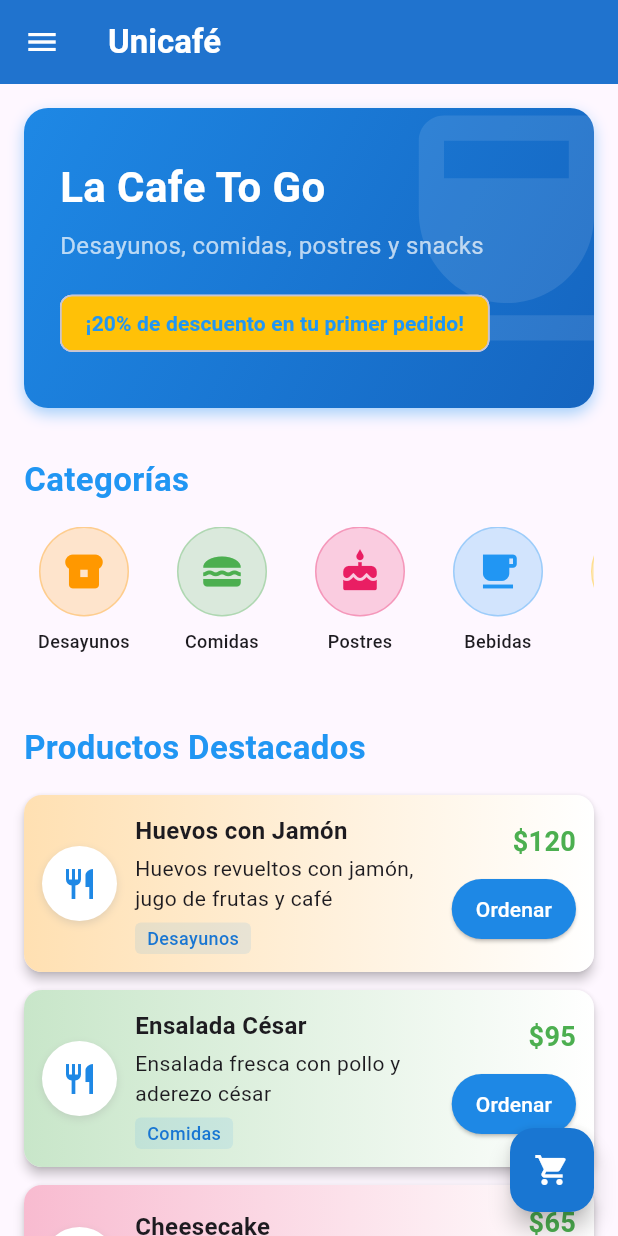
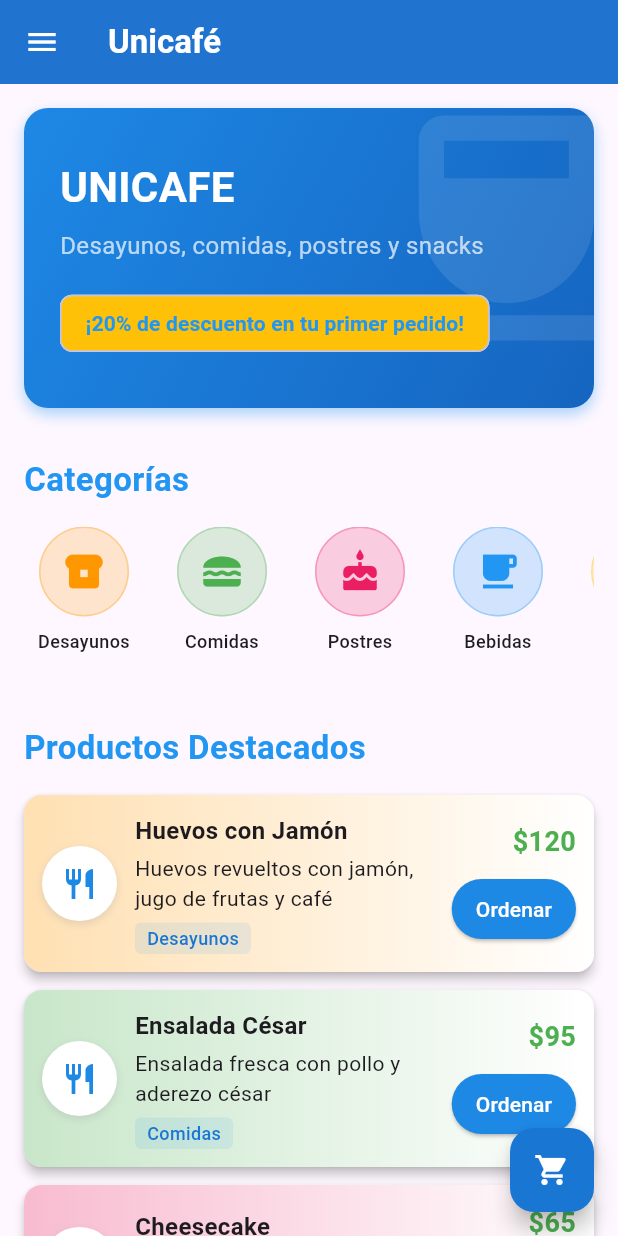
Before and after one commit to BorbonPalomaresJesusArmando4-2/unicafe, a Flutter app: the screen it shows after launch, on a phone screen of 412 x 824 dp. Run offline on Flutter 3.47's test engine with Material 3 defaults, Android fonts, the light colour scheme and no system bars.

Commit message:
first commit for rework

```diff
--- a/unicafe/lib/main.dart
+++ b/unicafe/lib/main.dart
@@ -7,7 +7,7 @@ import 'package:unicafe/screens/home_page.dart';
 import 'package:unicafe/screens/inicio_page.dart';
 import 'package:unicafe/screens/menucompleto_page.dart';
 import 'package:unicafe/screens/mi_perfil_page.dart';
-import 'package:unicafe/screens/pedidos_page.dart'; // Añade esta importación
+import 'package:unicafe/screens/pedidos_page.dart';
 import 'package:unicafe/screens/registro_usuario.dart';
 
 void main() {
@@ -36,7 +36,7 @@ class MyApp extends StatelessWidget {
         '/historial': (context) => const HistorialPedidosPage(),
         '/menu': (context) => const MenuCompletoPage(),
         '/perfil': (context) => const MiPerfilPage(),
-        '/pedidos': (context) => const PedidosPage(), // Añade esta ruta
+        '/pedidos': (context) => const PedidosPage(),
         '/registro': (context) => RegistroUsuario(),
       },
     );
--- a/unicafe/lib/screens/home_page.dart
+++ b/unicafe/lib/screens/home_page.dart
@@ -1,4 +1,6 @@
 import 'package:flutter/material.dart';
+
+//cambiado por AngelPro99
 
 // 1. Convertido a StatefulWidget
 class HomePage extends StatefulWidget {
@@ -297,7 +299,7 @@ class _HomePageState extends State<HomePage> {
               mainAxisAlignment: MainAxisAlignment.center,
               children: [
                 Text(
-                  'La Cafe To Go',
+                  'UNICAFE',
                   style: TextStyle(
                     fontSize: 28,
                     fontWeight: FontWeight.bold,
```
Also changed, not shown: unicafe/pubspec.yaml (line endings or trailing spaces).
